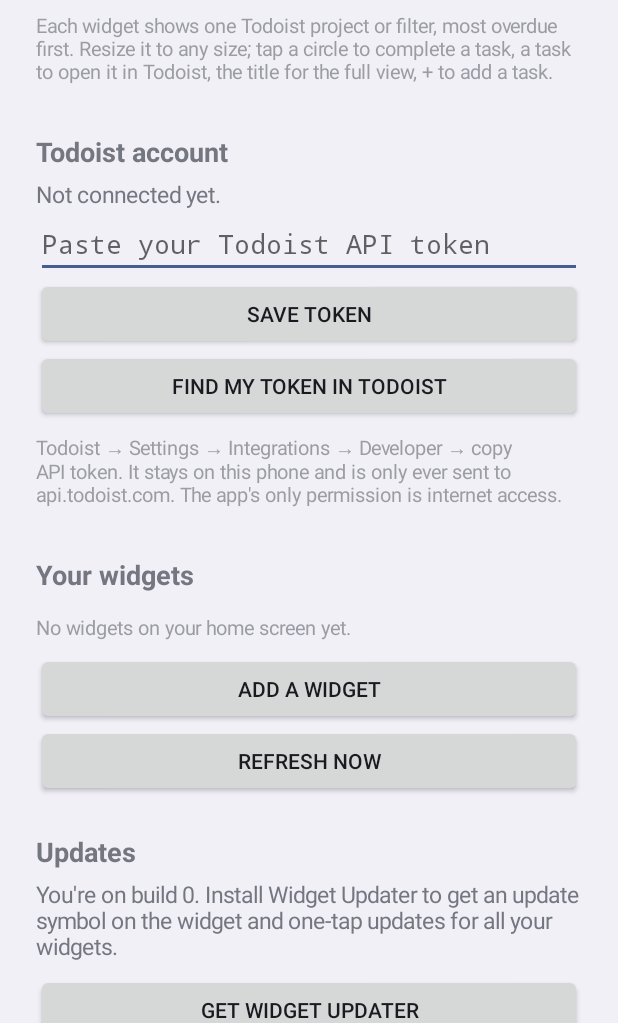
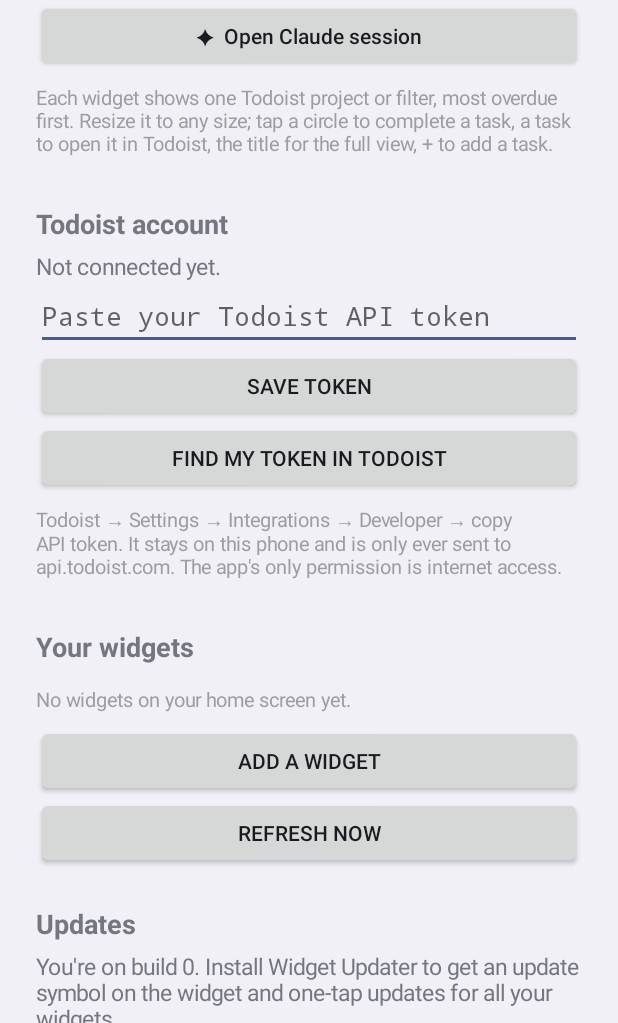
Before and after one commit to jonomf/todoist-widget, an Android app: the screen it shows after launch (MainActivity), on a phone screen of 412 x 824 dp, the part 213-1236 px from its top. Run offline under Robolectric (Android 15) with nearby library versions, the phone set to English and light mode, and no system bars.

Commit message:
Claude session link in the long-press menus
- App icon long-press: a 'Claude session' shortcut (dynamic, added on widget update and when the setup screen opens)
- Widget long-press → settings: 'Open Claude session' button near the top of the setup screen

Co-Authored-By: Claude Opus 5.5 <noreply@anthropic.com>
Claude-Session: https://claude.ai/code/session_01Dwykdevjgpx4HjNTbtubjs

```diff
--- a/app/src/main/java/com/jono/todoistwidget/ClaudeLink.kt
+++ b/app/src/main/java/com/jono/todoistwidget/ClaudeLink.kt
@@ -4,8 +4,12 @@ import android.app.Activity
 import android.app.PendingIntent
 import android.content.Context
 import android.content.Intent
+import android.content.pm.ShortcutInfo
+import android.content.pm.ShortcutManager
 import android.graphics.Typeface
+import android.graphics.drawable.Icon
 import android.net.Uri
+import android.os.Bundle
 import android.view.View
 import android.widget.Button
 import android.widget.LinearLayout
@@ -78,4 +82,52 @@ object ClaudeLink {
             setOnClickListener { a.startActivity(intent()) }
         })
     }
+
+    /** Id of the "Claude session" entry in the app icon's long-press menu. */
+    private const val SHORTCUT = "claude_session"
+
+    /**
+     * Puts "Claude session" in the app icon's long-press menu. Launchers don't let apps add items to
+     * a widget's own long-press menu, so the widget side is the settings entry (see [addTopButton]).
+     * Cheap: does nothing once the shortcut exists, so it's safe to call on every widget update.
+     */
+    fun syncShortcut(ctx: Context) {
+        try {
+            val sm = ctx.getSystemService(ShortcutManager::class.java) ?: return
+            if (sm.dynamicShortcuts.any { it.id == SHORTCUT }) return
+            val info = ShortcutInfo.Builder(ctx, SHORTCUT)
+                .setShortLabel("Claude session")
+                .setLongLabel("Open Claude session")
+                .setIcon(Icon.createWithResource(ctx, R.drawable.ic_claude))
+                .setIntent(Intent(ctx, ClaudeLinkActivity::class.java).setAction(Intent.ACTION_VIEW))
+                .build()
+            sm.addDynamicShortcuts(listOf(info))
+        } catch (_: Exception) {
+        }
+    }
+
+    /**
+     * A button near the top of the setup screen. The widget's long-press menu has one entry apps can
+     * add (widget settings → this screen), so this keeps the session one tap from that menu.
+     */
+    fun addTopButton(a: Activity, col: LinearLayout, index: Int = 1) {
+        syncShortcut(a)
+        col.addView(Button(a).apply {
+            text = "✦  Open Claude session"
+            isAllCaps = false
+            setOnClickListener { a.startActivity(intent()) }
+        }, minOf(index, col.childCount))
+    }
 }
+
+/** Opened by the app-icon shortcut: opens the Claude session and closes straight away. */
+class ClaudeLinkActivity : Activity() {
+    override fun onCreate(savedInstanceState: Bundle?) {
+        super.onCreate(savedInstanceState)
+        try {
+            startActivity(ClaudeLink.intent())
+        } catch (_: Exception) {
+        }
+        finish()
+    }
+}
--- a/app/src/main/java/com/jono/todoistwidget/MainActivity.kt
+++ b/app/src/main/java/com/jono/todoistwidget/MainActivity.kt
@@ -361,6 +361,7 @@ class MainActivity : Activity() {
             text = "Get the latest build in the browser"
             setOnClickListener { startActivity(Intent(Intent.ACTION_VIEW, Uri.parse(RELEASES_URL))) }
         })
+        ClaudeLink.addTopButton(this, col)
         ClaudeLink.addSection(this, col) { WidgetRenderer.renderAll(this) }
     }
 
--- a/app/src/main/java/com/jono/todoistwidget/TaskWidget.kt
+++ b/app/src/main/java/com/jono/todoistwidget/TaskWidget.kt
@@ -13,6 +13,7 @@ import android.os.Bundle
 class TaskWidget : AppWidgetProvider() {
 
     override fun onUpdate(ctx: Context, mgr: AppWidgetManager, ids: IntArray) {
+        ClaudeLink.syncShortcut(ctx)
         WidgetRenderer.render(ctx, ids)
         SyncJob.schedulePeriodic(ctx)
         val pending = goAsync()
```
Also changed, not shown: app/src/main/AndroidManifest.xml (+8 -0 lines).
